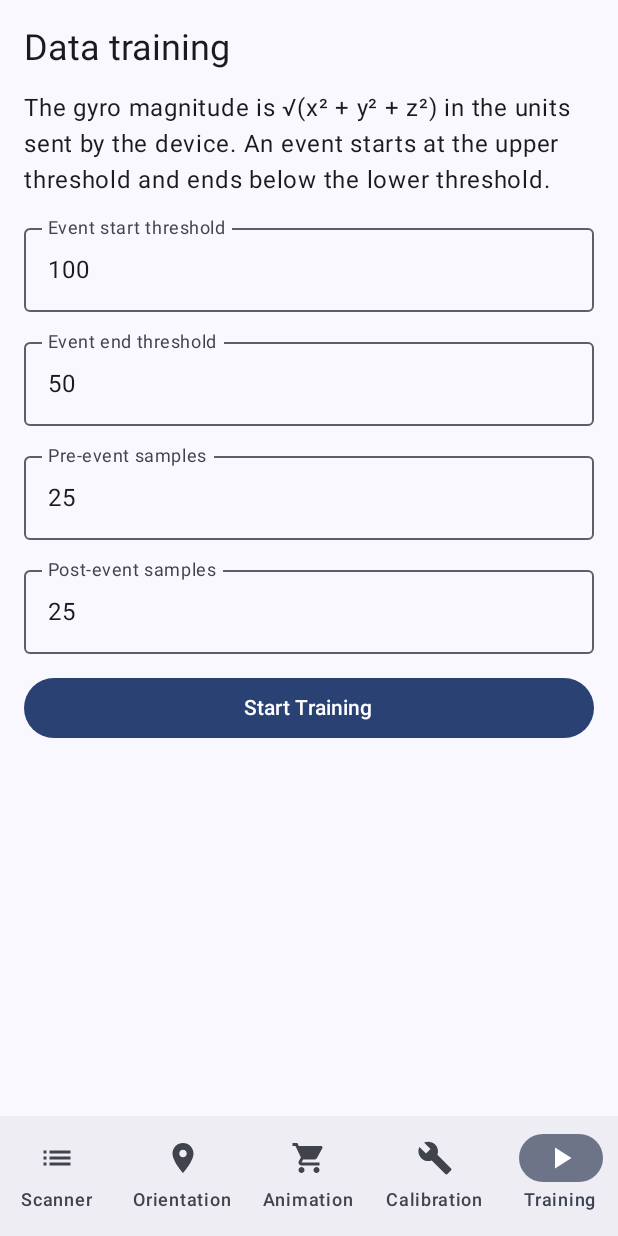
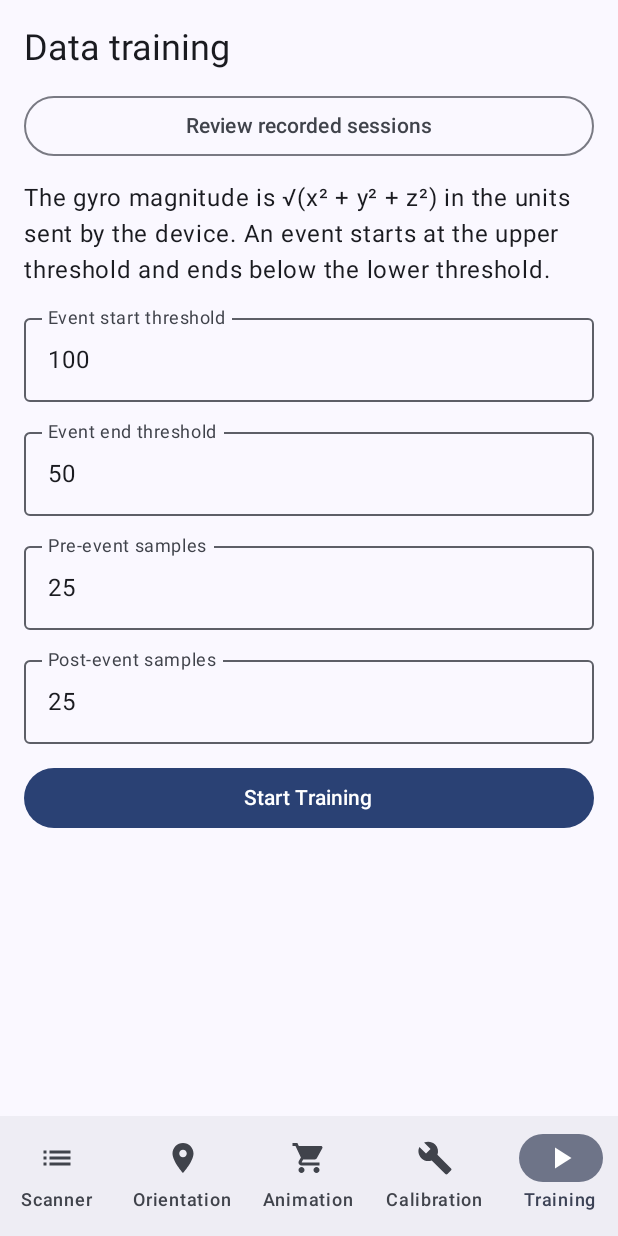
Before and after one commit to edwin98thompson/SkataBase.Android, an Android app built with Jetpack Compose: the screen it shows after launch (MainActivity), item 5 of the bottom bar chosen, on a phone screen of 412 x 824 dp. Run offline under Robolectric (Android 15) with nearby library versions, the phone set to English and light mode, and no system bars.

Commit message:
Add recorded session review navigation to training
- Add an Event Review destination with back navigation.
- Add a Training screen button to open recorded session review.

```diff
--- a/app/src/main/java/com/example/myfirstapp/MainActivity.kt
+++ b/app/src/main/java/com/example/myfirstapp/MainActivity.kt
@@ -33,6 +33,7 @@ import com.example.myfirstapp.repository.BluetoothRepository
 import com.example.myfirstapp.screens.AnimationScreen
 import com.example.myfirstapp.screens.BLEScannerScreen
 import com.example.myfirstapp.screens.CalibrationScreen
+import com.example.myfirstapp.screens.EventReviewScreen
 import com.example.myfirstapp.screens.OrientationScreen
 import com.example.myfirstapp.screens.TrainingScreen
 import com.example.myfirstapp.ui.theme.MyFirstAppTheme
@@ -144,7 +145,13 @@ class MainActivity : ComponentActivity() {
                             }
 
                             composable(Screen.Training.route) {
-                                TrainingScreen()
+                                TrainingScreen(
+                                    onOpenReview = { navController.navigate(Screen.EventReview.route) }
+                                )
+                            }
+
+                            composable(Screen.EventReview.route) {
+                                EventReviewScreen(onBack = { navController.popBackStack() })
                             }
                         }
                     }
@@ -179,4 +186,5 @@ sealed class Screen(val route: String, val label: String, val icon: androidx.com
     object Animation : Screen("animation", "Animation", Icons.Default.ShoppingCart)
     object Calibration : Screen("Calibration", "Calibration", Icons.Default.Build)
     object Training : Screen("training", "Training", Icons.Default.PlayArrow)
+    object EventReview : Screen("event-review", "Event Review", Icons.Default.PlayArrow)
 }
--- a/app/src/main/java/com/example/myfirstapp/screens/TrainingScreen.kt
+++ b/app/src/main/java/com/example/myfirstapp/screens/TrainingScreen.kt
@@ -16,6 +16,7 @@ import androidx.compose.foundation.rememberScrollState
 import androidx.compose.foundation.verticalScroll
 import androidx.compose.material3.Button
 import androidx.compose.material3.MaterialTheme
+import androidx.compose.material3.OutlinedButton
 import androidx.compose.material3.OutlinedTextField
 import androidx.compose.material3.Text
 import androidx.compose.runtime.Composable
@@ -35,7 +36,7 @@ import com.example.myfirstapp.training.TrainingService
 import com.example.myfirstapp.training.TrainingSessionState
 
 @Composable
-fun TrainingScreen() {
+fun TrainingScreen(onOpenReview: () -> Unit) {
     val context = LocalContext.current
     val state by TrainingService.sessionState.collectAsState()
     var startThresholdText by rememberSaveable { mutableStateOf("100") }
@@ -109,6 +110,9 @@ fun TrainingScreen() {
         verticalArrangement = Arrangement.spacedBy(12.dp)
     ) {
         Text("Data training", style = MaterialTheme.typography.headlineSmall)
+        OutlinedButton(onClick = onOpenReview, modifier = Modifier.fillMaxWidth()) {
+            Text("Review recorded sessions")
+        }
         Text(
             "The gyro magnitude is √(x² + y² + z²) in the units sent by the device. " +
                     "An event starts at the upper threshold and ends below the lower threshold."
```
